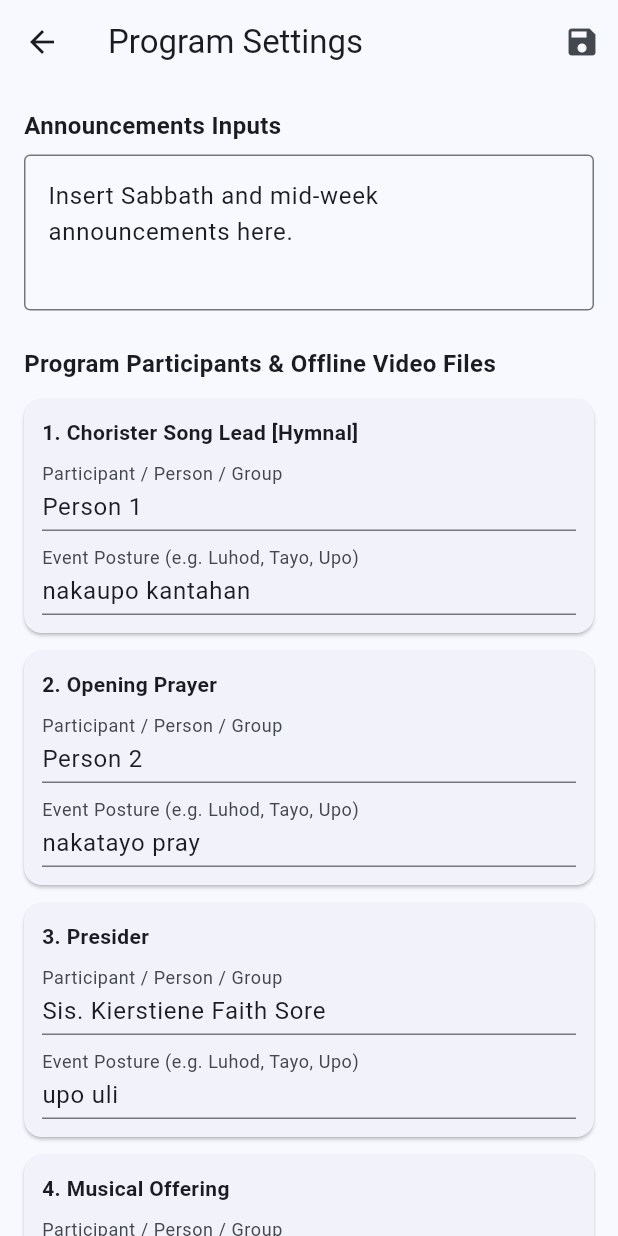
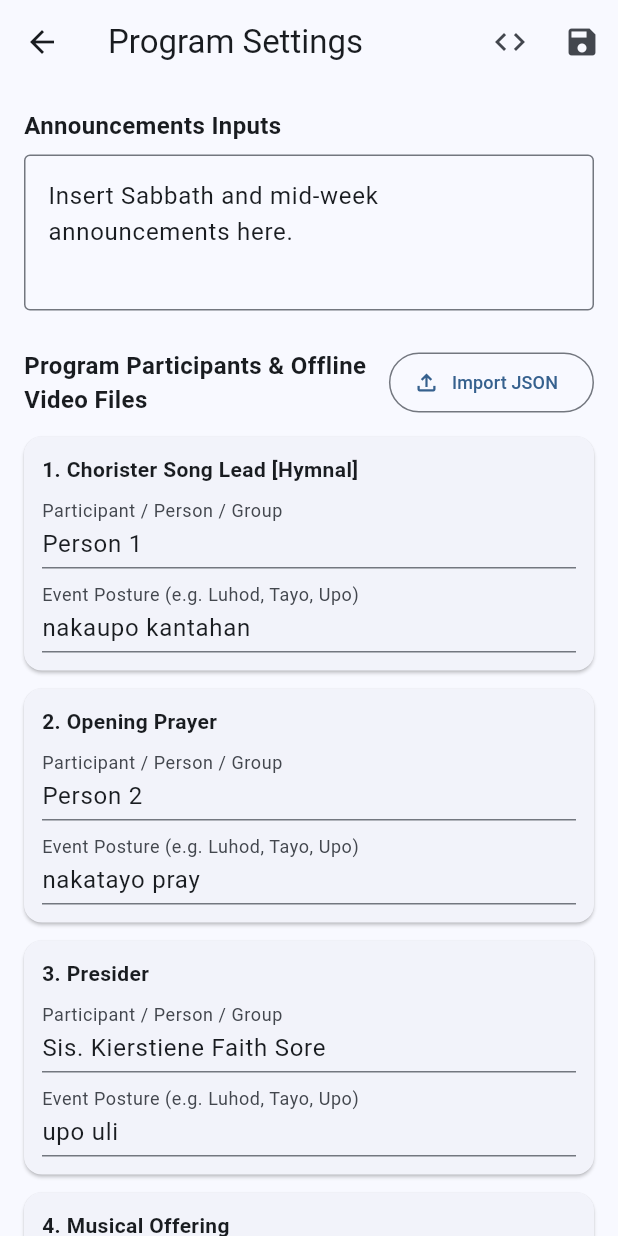
Before and after one commit to domsy-da/church_mobile_app, a Flutter app: the ProgramSettingsPage screen opened directly with empty values, on a phone screen of 412 x 824 dp. Run offline on Flutter 3.47's test engine with Material 3 defaults, Android fonts, the phone set to English and light mode, and no system bars; our stand-ins replace image_picker, shared_preferences, video_player; accounts and stored records are empty.

Commit message:
Added import feature

```diff
--- a/lib/models/program_item_model.dart
+++ b/lib/models/program_item_model.dart
@@ -1,11 +1,11 @@
 class ProgramItem {
   final String id;
   final String section;
-  final String title;
+  String title;
   String person;
   String event;
-  final bool isHymn;
-  final bool hasVP;
+  bool isHymn;
+  bool hasVP;
   String? tagalogVideoUrl;
   String? englishVideoUrl;
 
@@ -21,22 +21,53 @@ class ProgramItem {
     this.englishVideoUrl,
   });
 
+  // ADD THIS COPYWITH METHOD
   ProgramItem copyWith({
+    String? id,
+    String? section,
+    String? title,
     String? person,
     String? event,
+    bool? isHymn,
+    bool? hasVP,
     String? tagalogVideoUrl,
     String? englishVideoUrl,
   }) {
     return ProgramItem(
-      id: id,
-      section: section,
-      title: title,
+      id: id ?? this.id,
+      section: section ?? this.section,
+      title: title ?? this.title,
       person: person ?? this.person,
       event: event ?? this.event,
-      isHymn: isHymn,
-      hasVP: hasVP,
+      isHymn: isHymn ?? this.isHymn,
+      hasVP: hasVP ?? this.hasVP,
       tagalogVideoUrl: tagalogVideoUrl ?? this.tagalogVideoUrl,
       englishVideoUrl: englishVideoUrl ?? this.englishVideoUrl,
     );
   }
+
+  // JSON CONVERTERS FOR LOCAL STORAGE
+  Map<String, dynamic> toJson() => {
+        'id': id,
+        'section': section,
+        'title': title,
+        'person': person,
+        'event': event,
+        'isHymn': isHymn,
+        'hasVP': hasVP,
+        'tagalogVideoUrl': tagalogVideoUrl,
+        'englishVideoUrl': englishVideoUrl,
+      };
+
+  factory ProgramItem.fromJson(Map<String, dynamic> json) => ProgramItem(
+        id: json['id'],
+        section: json['section'],
+        title: json['title'],
+        person: json['person'] ?? '',
+        event: json['event'] ?? '',
+        isHymn: json['isHymn'] ?? false,
+        hasVP: json['hasVP'] ?? false,
+        tagalogVideoUrl: json['tagalogVideoUrl'],
+        englishVideoUrl: json['englishVideoUrl'],
+      );
 }
--- a/lib/views/program_settings_page.dart
+++ b/lib/views/program_settings_page.dart
@@ -2,6 +2,7 @@ import 'package:flutter/material.dart';
 import 'package:image_picker/image_picker.dart';
 import '../controllers/program_controller.dart';
 import '../models/program_item_model.dart';
+import 'import_json_page.dart';
 
 class ProgramSettingsPage extends StatefulWidget {
   final ProgramController controller;
@@ -55,10 +56,28 @@ class _ProgramSettingsPageState extends State<ProgramSettingsPage> {
         title: const Text('Program Settings'),
         actions: [
           IconButton(
+            icon: const Icon(Icons.code),
+            tooltip: 'Import JSON',
+            onPressed: () async {
+              final updated = await Navigator.push(
+                context,
+                MaterialPageRoute(
+                  builder: (context) => ImportJsonPage(controller: widget.controller),
+                ),
+              );
+              if (updated == true) {
+                setState(() {
+                  // Refresh local UI copy with updated values from controller
+                  _editableList = List.from(widget.controller.programList);
+                });
+              }
+            },
+          ),
+          IconButton(
             icon: const Icon(Icons.save),
             tooltip: 'Save Settings',
             onPressed: _saveSettings,
-          )
+          ),
         ],
       ),
       body: SingleChildScrollView(
@@ -80,9 +99,33 @@ class _ProgramSettingsPageState extends State<ProgramSettingsPage> {
               ),
             ),
             const SizedBox(height: 24),
-            const Text(
-              'Program Participants & Offline Video Files',
-              style: TextStyle(fontSize: 16, fontWeight: FontWeight.bold),
+            Row(
+              mainAxisAlignment: MainAxisAlignment.spaceBetween,
+              children: [
+                const Expanded(
+                  child: Text(
+                    'Program Participants & Offline Video Files',
+                    style: TextStyle(fontSize: 16, fontWeight: FontWeight.bold),
+                  ),
+                ),
+                OutlinedButton.icon(
+                  onPressed: () async {
+                    final updated = await Navigator.push(
+                      context,
+                      MaterialPageRoute(
+                        builder: (context) => ImportJsonPage(controller: widget.controller),
+                      ),
+                    );
+                    if (updated == true) {
+                      setState(() {
+                        _editableList = List.from(widget.controller.programList);
+                      });
+                    }
+                  },
+                  icon: const Icon(Icons.file_upload_outlined, size: 18),
+                  label: const Text('Import JSON', style: TextStyle(fontSize: 12)),
+                ),
+              ],
             ),
             const SizedBox(height: 12),
             ListView.builder(
@@ -92,6 +135,7 @@ class _ProgramSettingsPageState extends State<ProgramSettingsPage> {
               itemBuilder: (context, index) {
                 final item = _editableList[index];
                 return Card(
+                  key: ValueKey(item.id), // Preserves form field state on update
                   margin: const EdgeInsets.only(bottom: 12),
                   child: Padding(
                     padding: const EdgeInsets.all(12.0),
@@ -104,6 +148,7 @@ class _ProgramSettingsPageState extends State<ProgramSettingsPage> {
                         ),
                         const SizedBox(height: 8),
                         TextFormField(
+                          key: Key('person_${item.id}_${item.person}'),
                           initialValue: item.person,
                           decoration: const InputDecoration(
                             labelText: 'Participant / Person / Group',
@@ -126,7 +171,10 @@ class _ProgramSettingsPageState extends State<ProgramSettingsPage> {
                           const SizedBox(height: 12),
                           const Text(
                             'Select Downloaded Video File [VP]',
-                            style: TextStyle(fontWeight: FontWeight.w600, color: Colors.blueGrey),
+                            style: TextStyle(
+                              fontWeight: FontWeight.w600,
+                              color: Colors.blueGrey,
+                            ),
                           ),
                           const SizedBox(height: 8),
                           Row(
@@ -136,7 +184,9 @@ class _ProgramSettingsPageState extends State<ProgramSettingsPage> {
                                   onPressed: () => _pickVideo(item, true),
                                   icon: const Icon(Icons.file_upload_outlined),
                                   label: Text(
-                                    item.tagalogVideoUrl != null ? 'Tagalog Attached ✓' : 'Upload Tagalog',
+                                    item.tagalogVideoUrl != null
+                                        ? 'Tagalog Attached ✓'
+                                        : 'Upload Tagalog',
                                     style: const TextStyle(fontSize: 12),
                                   ),
                                 ),
@@ -147,7 +197,9 @@ class _ProgramSettingsPageState extends State<ProgramSettingsPage> {
                                   onPressed: () => _pickVideo(item, false),
                                   icon: const Icon(Icons.file_upload_outlined),
                                   label: Text(
-                                    item.englishVideoUrl != null ? 'English Attached ✓' : 'Upload English',
+                                    item.englishVideoUrl != null
+                                        ? 'English Attached ✓'
+                                        : 'Upload English',
                                     style: const TextStyle(fontSize: 12),
                                   ),
                                 ),
--- a/pubspec.yaml
+++ b/pubspec.yaml
@@ -12,6 +12,7 @@ dependencies:
   cupertino_icons: ^1.0.8
   video_player: ^2.8.2
   image_picker: ^1.0.7
+  shared_preferences: ^2.2.2
 
 dev_dependencies:
   flutter_test:
```
Also changed, not shown: lib/controllers/program_controller.dart (+58 -1 lines), lib/views/import_json_page.dart (added, +165 -0 lines), pubspec.lock.
